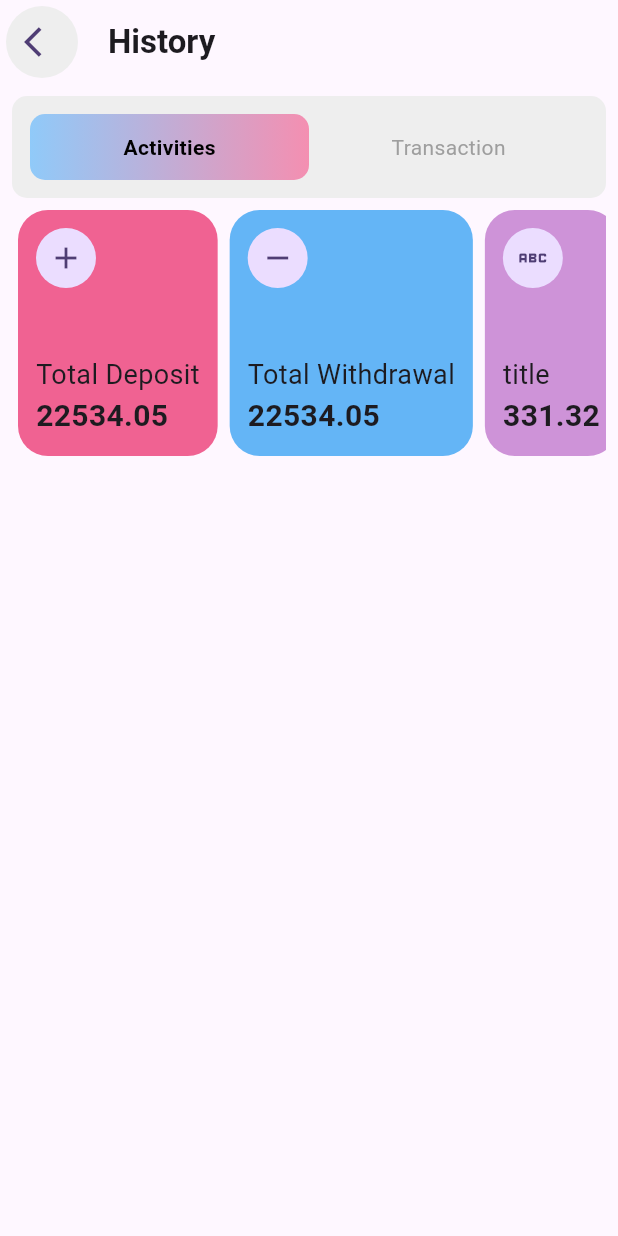
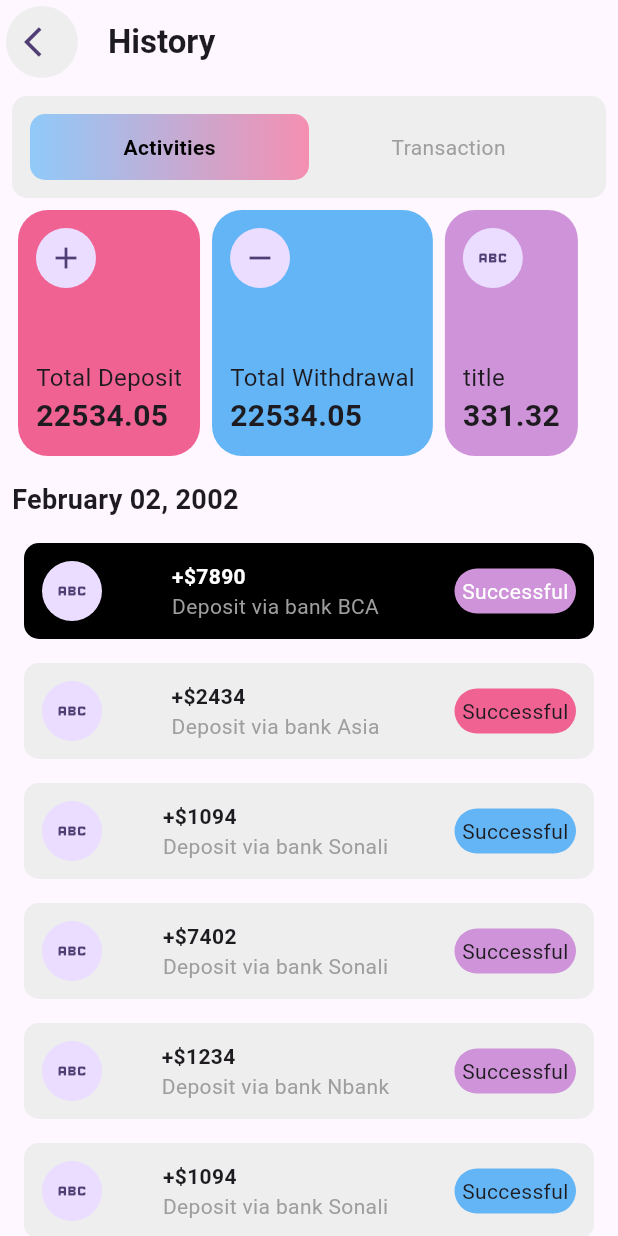
Before and after one commit to Dipesh905/UIAPIProject, a Flutter app: the UIScreen screen opened directly, on a phone screen of 412 x 824 dp. Run offline on Flutter 3.47's test engine with Material 3 defaults, Android fonts, the light colour scheme and no system bars; our stand-ins replace flutter_riverpod.

Commit message:
deposit section added in ui screen

```diff
--- /dev/null
+++ b/lib/controller/data/deposit_data.dart
@@ -0,0 +1,37 @@
+import 'package:uiapiapp/controller/resources/colors.dart';
+import 'package:uiapiapp/model/deposit_model.dart';
+
+List<DepositModel> deposits = [
+  DepositModel(
+      amount: 7890,
+      bankName: "BCA",
+      depositSuccessColor: AppColor.lightPurpleColor),
+  DepositModel(
+      amount: 2434,
+      bankName: "Asia",
+      depositSuccessColor: AppColor.lightPinkColor),
+  DepositModel(
+      amount: 1094,
+      bankName: 'Sonali',
+      depositSuccessColor: AppColor.lightBlueColor),
+  DepositModel(
+      amount: 7402,
+      bankName: 'Sonali',
+      depositSuccessColor: AppColor.lightPurpleColor),
+  DepositModel(
+      amount: 1234,
+      bankName: 'Nbank',
+      depositSuccessColor: AppColor.lightPurpleColor),
+  DepositModel(
+      amount: 1094,
+      bankName: 'Sonali',
+      depositSuccessColor: AppColor.lightBlueColor),
+  DepositModel(
+      amount: 7402,
+      bankName: 'Sonali',
+      depositSuccessColor: AppColor.lightPurpleColor),
+  DepositModel(
+      amount: 1234,
+      bankName: 'Nbank',
+      depositSuccessColor: AppColor.lightPurpleColor)
+];
--- a/lib/controller/resources/colors.dart
+++ b/lib/controller/resources/colors.dart
@@ -9,6 +9,8 @@ class AppColor {
 
   static Color lightPurpleColor = Colors.purple.shade200;
 
+  static const Color whiteColor = Colors.white;
+
   static const Color blackColor = Colors.black;
 
   static const Color greyColor = Colors.grey;
--- /dev/null
+++ b/lib/model/deposit_model.dart
@@ -0,0 +1,14 @@
+import 'package:flutter/material.dart';
+
+class DepositModel {
+  final int amount;
+  final String bankName;
+  final Color depositSuccessColor;
+  final Color? listTileCardColor;
+
+  DepositModel(
+      {required this.amount,
+      required this.bankName,
+      required this.depositSuccessColor,
+      this.listTileCardColor});
+}
--- a/lib/view/screens/ui_screen.dart
+++ b/lib/view/screens/ui_screen.dart
@@ -1,6 +1,7 @@
 import 'package:flutter/material.dart';
 import 'package:uiapiapp/controller/resources/colors.dart';
 import 'package:uiapiapp/view/widgets/activities_and_transaction_section.dart';
+import 'package:uiapiapp/view/widgets/deposits_listtile_section.dart';
 import 'package:uiapiapp/view/widgets/transaction_card_section.dart';
 
 class UIScreen extends StatelessWidget {
@@ -19,7 +20,6 @@ class UIScreen extends StatelessWidget {
                 child: const Center(child: Icon(Icons.arrow_back_ios)),
               ),
             )),
-        // automaticallyImplyLeading: false,
         title: const Text(
           'History',
           style: TextStyle(fontWeight: FontWeight.bold),
@@ -29,9 +29,18 @@ class UIScreen extends StatelessWidget {
         child: Padding(
           padding: EdgeInsets.all(8.0),
           child: Column(
+            crossAxisAlignment: CrossAxisAlignment.start,
             children: [
               ActivitiesAndTransactionSection(),
-              TransactionCardSection()
+              TransactionCardSection(),
+              Padding(
+                padding: EdgeInsets.symmetric(vertical: 8),
+                child: Text(
+                  'February 02, 2002',
+                  style: TextStyle(fontWeight: FontWeight.bold, fontSize: 18),
+                ),
+              ),
+              DepositsListTileSection(),
             ],
           ),
         ),
--- a/lib/view/widgets/common_card_widget.dart
+++ b/lib/view/widgets/common_card_widget.dart
@@ -45,9 +45,8 @@ class CommonCardWidget extends StatelessWidget {
               Text(
                 title,
                 style: textStyle.copyWith(
-                  fontSize: 18,
+                  fontSize: 16,
                   fontWeight: FontWeight.normal,
-                  // color: AppColor.greyColor
                 ),
               ),
               Text(
--- /dev/null
+++ b/lib/view/widgets/custom_listtile_widget.dart
@@ -0,0 +1,64 @@
+import 'package:flutter/material.dart';
+import 'package:uiapiapp/controller/resources/colors.dart';
+
+class CustomListTile extends StatelessWidget {
+  const CustomListTile({
+    required this.bankName,
+    required this.amount,
+    required this.successColor,
+    this.listTileCardColor,
+    this.isTextWhite,
+    super.key,
+  });
+
+  final int amount;
+  final String bankName;
+  final Color successColor;
+  final Color? listTileCardColor;
+  final bool? isTextWhite;
+
+  @override
+  Widget build(BuildContext context) {
+    return Container(
+      margin: const EdgeInsets.all(8),
+      padding: const EdgeInsets.all(12),
+      decoration: BoxDecoration(
+          color: listTileCardColor ?? AppColor.lightGreyColor,
+          borderRadius: BorderRadius.circular(10)),
+      child: Row(
+        mainAxisAlignment: MainAxisAlignment.spaceBetween,
+        children: [
+          const CircleAvatar(
+            child: Icon(Icons.abc),
+          ),
+          Column(
+            crossAxisAlignment: CrossAxisAlignment.start,
+            mainAxisAlignment: MainAxisAlignment.center,
+            children: [
+              Text(
+                '+\$$amount',
+                style: TextStyle(
+                    fontWeight: FontWeight.bold,
+                    color: isTextWhite == true ? AppColor.whiteColor : null),
+              ),
+              Text(
+                'Deposit via bank $bankName ',
+                style: const TextStyle(color: AppColor.greyColor),
+              )
+            ],
+          ),
+          Container(
+            padding: const EdgeInsets.all(5),
+            decoration: BoxDecoration(
+                color: successColor, borderRadius: BorderRadius.circular(15)),
+            child: Text(
+              'Successful',
+              style: TextStyle(
+                  color: isTextWhite == true ? AppColor.whiteColor : null),
+            ),
+          )
+        ],
+      ),
+    );
+  }
+}
--- /dev/null
+++ b/lib/view/widgets/deposits_listtile_section.dart
@@ -0,0 +1,27 @@
+import 'package:flutter/material.dart';
+import 'package:uiapiapp/controller/data/deposit_data.dart';
+import 'package:uiapiapp/view/widgets/custom_listtile_widget.dart';
+
+class DepositsListTileSection extends StatelessWidget {
+  const DepositsListTileSection({
+    super.key,
+  });
+
+  @override
+  Widget build(BuildContext context) {
+    return ListView.builder(
+      physics: const NeverScrollableScrollPhysics(),
+      shrinkWrap: true,
+      itemCount: deposits.length,
+      itemBuilder: (BuildContext context, int index) {
+        return CustomListTile(
+          bankName: deposits[index].bankName,
+          amount: deposits[index].amount,
+          successColor: deposits[index].depositSuccessColor,
+          listTileCardColor: index == 0 ? Colors.black : null,
+          isTextWhite: index == 0 ? true : false,
+        );
+      },
+    );
+  }
+}
```
